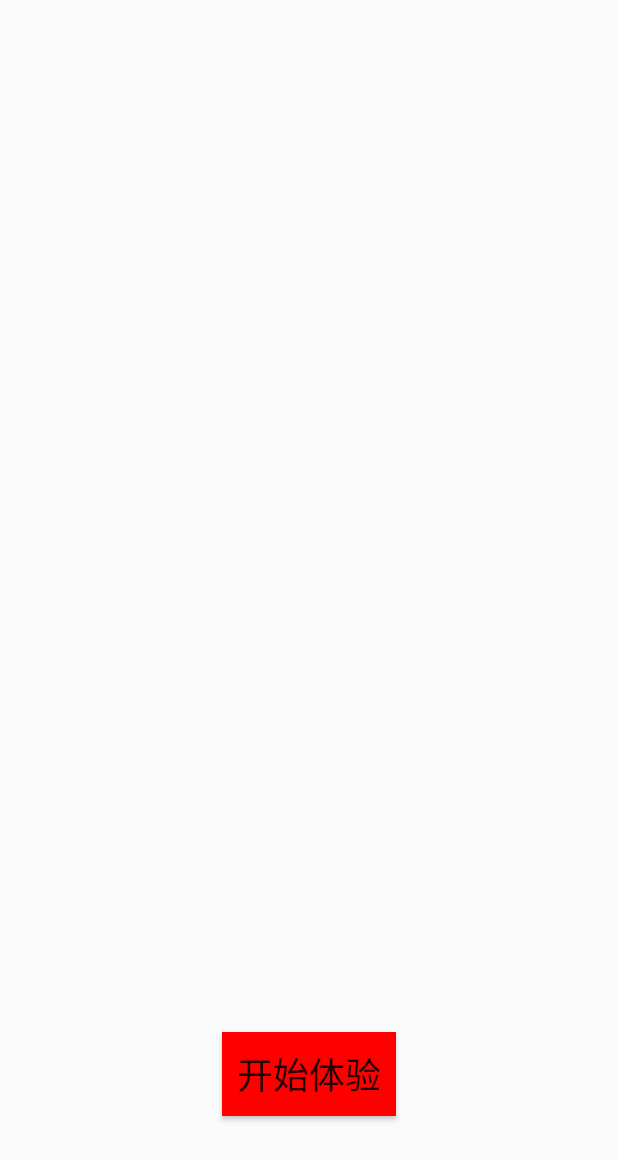
After one commit to eeroom/zl.zhonglijia, an Android app: the layout activity_guid.xml on its own in the app's theme, with its tools: preview values and no code run, on a phone screen of 412 x 824 dp. The commit adds this screen. Shown: the top 1160 px of the screen. Run offline under Robolectric (Android 15) with nearby library versions, the phone set to English and light mode, and no system bars.

Commit message:
增加新手引导页，selector的xml

```diff
--- a/app/src/main/AndroidManifest.xml
+++ b/app/src/main/AndroidManifest.xml
@@ -21,7 +21,8 @@
             </intent-filter>
         </activity>
         <activity android:name=".LoginActivity" />
-        <activity android:name=".HomeActivity"></activity>
+        <activity android:name=".HomeActivity" />
+        <activity android:name=".GuidActivity" />
     </application>
 
 </manifest>
--- a/app/src/main/java/com/azeroth/bwl/SplashActivity.java
+++ b/app/src/main/java/com/azeroth/bwl/SplashActivity.java
@@ -40,7 +40,7 @@ public class SplashActivity extends BwActivity implements Animation.AnimationLis
     public  void onAnimationEnd(Animation animation){
 
         Intent it=new Intent();
-        it.setClass(this,LoginActivity.class);
+        it.setClass(this,GuidActivity.class);
         this.startActivity(it);
         this.finish();
     }
--- /dev/null
+++ b/app/src/main/res/drawable/btn_selector.xml
@@ -0,0 +1,9 @@
+<?xml version="1.0" encoding="utf-8"?>
+<selector xmlns:android="http://schemas.android.com/apk/res/android">
+    <item   android:state_pressed="true">
+        <color android:color="#ffffff"></color>
+    </item>
+    <item>
+        <color android:color="#ff0000"></color>
+    </item>
+</selector>
--- /dev/null
+++ b/app/src/main/res/layout/activity_guid.xml
@@ -0,0 +1,25 @@
+<?xml version="1.0" encoding="utf-8"?>
+<RelativeLayout xmlns:android="http://schemas.android.com/apk/res/android"
+    xmlns:app="http://schemas.android.com/apk/res-auto"
+    xmlns:tools="http://schemas.android.com/tools"
+    android:layout_width="match_parent"
+    android:layout_height="match_parent"
+    tools:context=".GuidActivity">
+    <android.support.v4.view.ViewPager
+        android:id="@+id/guidVpview"
+        android:layout_width="match_parent"
+        android:layout_height="match_parent">
+
+    </android.support.v4.view.ViewPager>
+    <Button
+        android:id="@+id/guidBtnOk"
+        android:layout_width="wrap_content"
+        android:layout_height="wrap_content"
+        android:textSize="24sp"
+        android:layout_alignParentBottom="true"
+        android:layout_marginBottom="80dp"
+        android:layout_centerHorizontal="true"
+        android:background="@drawable/btn_selector"
+        android:padding="10dp"
+        android:text="开始体验"/>
+</RelativeLayout>
```
Also changed, not shown: app/src/main/java/com/azeroth/bwl/GuidActivity.java (added, +65 -0 lines), app/src/main/res/drawable/guid001.jpg (added), app/src/main/res/drawable/guid002.jpg (added), app/src/main/res/drawable/guid003.jpg (added).
